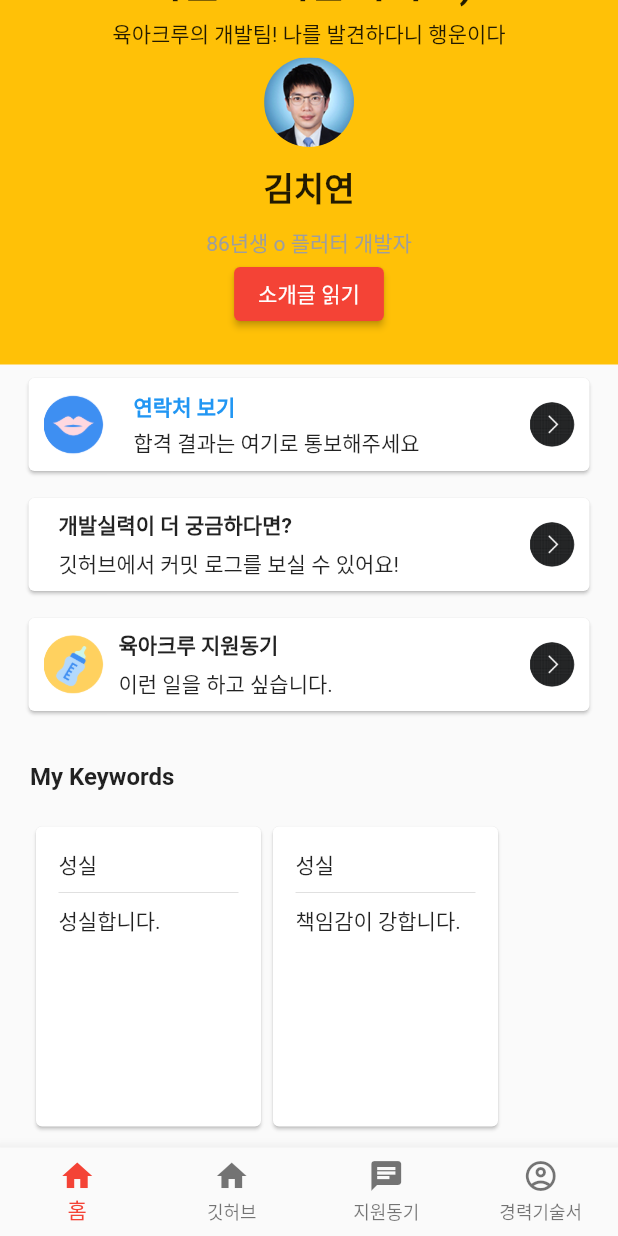
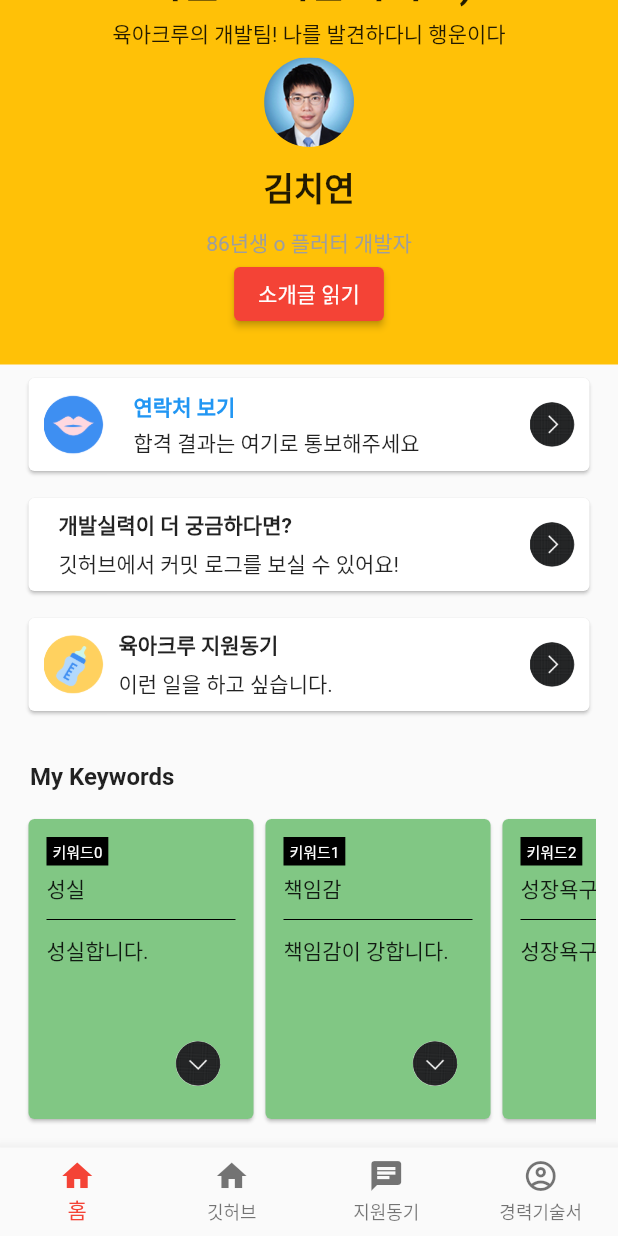
Before and after one commit to present1602/self_intro_app, a Flutter app: the screen it shows after launch, scrolled down 193 dp, on a phone screen of 412 x 824 dp. Run offline on Flutter 3.47's test engine with Material 2 defaults, Android fonts, the phone set to English and light mode, and no system bars; our stand-ins replace webview_flutter.

Commit message:
홈화면 mykeyword list ui

```diff
--- a/lib/views/screens/home/HomeScreen.dart
+++ b/lib/views/screens/home/HomeScreen.dart
@@ -12,7 +12,8 @@ class HomeScreen extends StatefulWidget {
 
 List<Map<String, String>> keywordCardListData = [
   {'keyword': '성실', 'content': '성실합니다.'},
-  {'keyword': '성실', 'content': '책임감이 강합니다.'},
+  {'keyword': '책임감', 'content': '책임감이 강합니다.'},
+  {'keyword': '성장욕구', 'content': '성장욕구가 강합니다.'},
 ];
 
 void openSelfIntroWeb(int i) async {
@@ -382,22 +383,61 @@ class _HomeScreenState extends State<HomeScreen> {
               ),
             ),
             Padding(
-              padding: EdgeInsets.all(20),
+              padding: EdgeInsets.all(15),
               child: SingleChildScrollView(
                   scrollDirection: Axis.horizontal,
                   child: Row(
                     children: keywordCardListData.map((item) {
+                      var idx = keywordCardListData.indexOf(item);
                       return Card(
+                        color: Colors.green[300],
                         child: Container(
                             height: 200,
                             width: 150,
-                            padding: EdgeInsets.all(15),
+                            padding: EdgeInsets.all(12),
                             child: Column(
                                 crossAxisAlignment: CrossAxisAlignment.start,
                                 children: <Widget>[
+                                  Container(
+                                    color: Colors.black,
+                                    padding: EdgeInsets.symmetric(
+                                        horizontal: 4, vertical: 2),
+                                    child: Text(
+                                      "키워드${idx}",
+                                      style: TextStyle(
+                                          color: Colors.white, fontSize: 10),
+                                    ),
+                                  ),
+                                  SizedBox(
+                                    height: 5,
+                                  ),
                                   Text(item['keyword']!),
-                                  Divider(),
-                                  Text(item['content']!),
+                                  Divider(
+                                    color: Colors.black,
+                                    height: 20,
+                                  ),
+                                  Expanded(child: Text(item['content']!)),
+                                  Container(
+                                    alignment: Alignment.bottomRight,
+                                    child: RotationTransition(
+                                      turns: AlwaysStoppedAnimation(90 / 365),
+                                      child: Container(
+                                        margin: EdgeInsets.all(10),
+                                        width: 30,
+                                        height: 30,
+                                        decoration: BoxDecoration(
+                                            shape: BoxShape.circle,
+                                            image: DecorationImage(
+                                                fit: BoxFit.fill,
+                                                image: AssetImage(
+                                                    'assets/images/page_move_icon.png'))
+                                            // image: DecorationImage
+                                            // (image: Image.asset("/assets/images/self_img1.png")
+                                            // )
+                                            ),
+                                      ),
+                                    ),
+                                  ),
                                 ])),
                       );
                     }).toList(),
```
